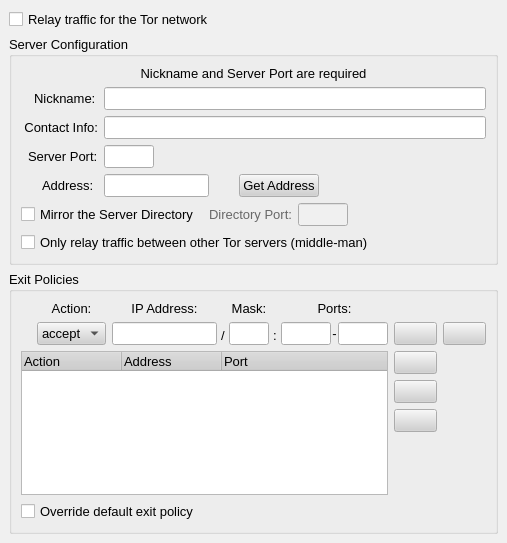
Qt form src/gui/config/serverpage.ui (a-ilin/vidalia) before a commit.
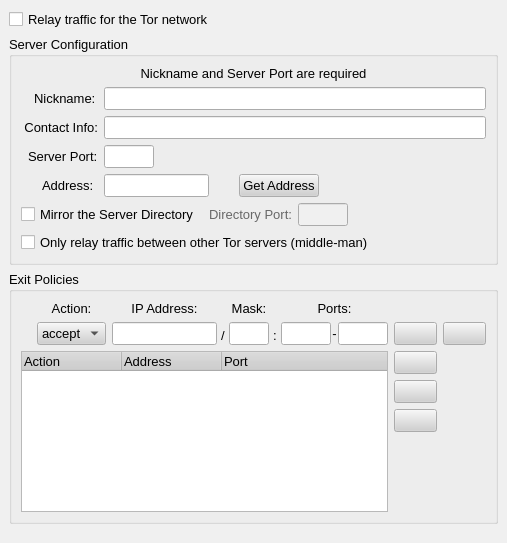
The same form after that commit. Icons and pictures are not drawn.

Commit message:
Scrap the "Override default exit policy" scheme.
svn:r560

```diff
--- a/src/gui/config/serverpage.ui
+++ b/src/gui/config/serverpage.ui
@@ -1086,19 +1086,6 @@
            </property>
           </spacer>
          </item>
-         <item row="2" column="0" colspan="3" >
-          <widget class="QCheckBox" name="chkExitOverride" >
-           <property name="contextMenuPolicy" >
-            <enum>Qt::NoContextMenu</enum>
-           </property>
-           <property name="toolTip" >
-            <string>If enabled, appends 'reject *.*' to the end of the policy</string>
-           </property>
-           <property name="text" >
-            <string>Override default exit policy</string>
-           </property>
-          </widget>
-         </item>
          <item row="1" column="0" colspan="3" >
           <widget class="QTreeWidget" name="lstExitPolicies" >
            <property name="sizePolicy" >
```
Left out of the diff: 10 changed lines with no effect on the pictures. The commit also changes 3 other files.
